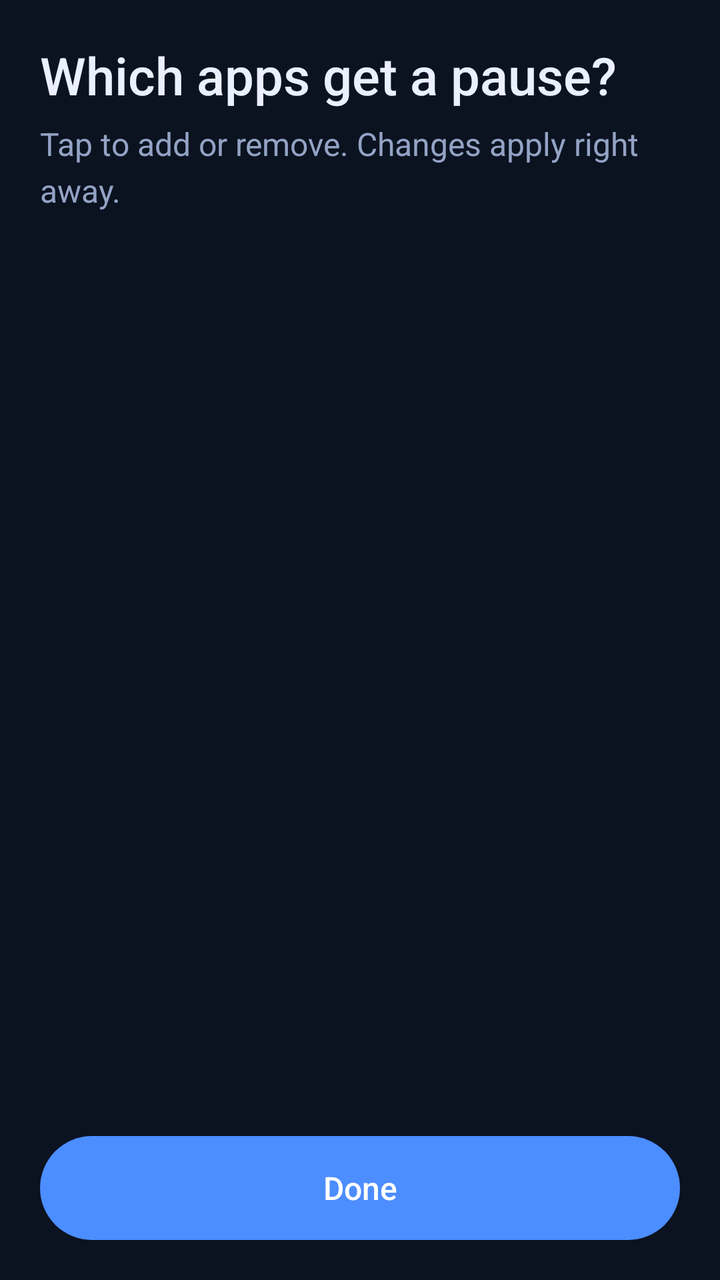
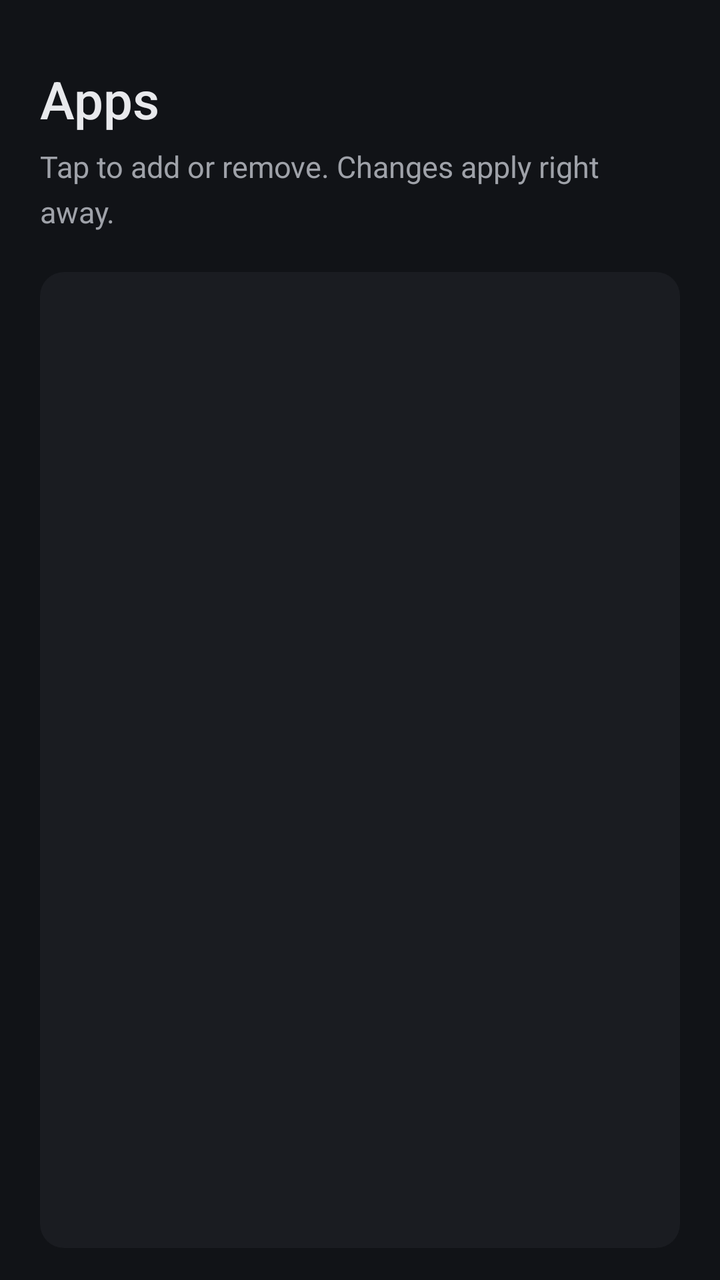

Two renders of the same Android screen: before a commit and after it. Below are the layout's source before the change and the commit's diff.
<!-- AndroidManifest.xml: application theme Theme.App.Blue -->
<!-- res/layout/activity_apps.xml -->
<?xml version="1.0" encoding="utf-8"?>
<LinearLayout xmlns:android="http://schemas.android.com/apk/res/android"
    android:layout_width="match_parent"
    android:layout_height="match_parent"
    android:fitsSystemWindows="true"
    android:orientation="vertical"
    android:padding="20dp">

    <TextView
        style="@style/Title"
        android:layout_width="match_parent"
        android:layout_height="wrap_content"
        android:text="@string/apps_title" />

    <TextView
        style="@style/Body"
        android:layout_width="match_parent"
        android:layout_height="wrap_content"
        android:layout_marginTop="6dp"
        android:text="@string/apps_body" />

    <ListView
        android:id="@+id/list"
        android:layout_width="match_parent"
        android:layout_height="0dp"
        android:layout_marginTop="12dp"
        android:layout_weight="1"
        android:divider="@null" />

    <Button
        android:id="@+id/done"
        style="@style/Primary"
        android:layout_width="match_parent"
        android:layout_height="wrap_content"
        android:layout_marginTop="12dp"
        android:text="@string/done" />
</LinearLayout>
<!-- resources referenced by this layout -->
<resources>
  <string name="apps_body">Tap to add or remove. Changes apply right away.</string>
  <string name="apps_title">Which apps get a pause?</string>
  <string name="done">Done</string>
  <style name="Body">
          <item name="android:textColor">?attr/textDim</item>
          <item name="android:textSize">16sp</item>
          <item name="android:lineSpacingMultiplier">1.2</item>
      </style>
  <style name="Primary" parent="android:Widget.Material.Button">
          <item name="android:background">@drawable/btn_primary</item>
          <item name="android:textColor">?attr/onAccentColor</item>
          <item name="android:textAllCaps">false</item>
          <item name="android:textSize">16sp</item>
          <item name="android:minHeight">52dp</item>
          <item name="android:paddingStart">24dp</item>
          <item name="android:paddingEnd">24dp</item>
          <item name="android:stateListAnimator">@null</item>
      </style>
  <style name="Title">
          <item name="android:textColor">?attr/textMain</item>
          <item name="android:textSize">26sp</item>
          <item name="android:fontFamily">sans-serif-medium</item>
      </style>
  <style name="Theme.App.Blue" parent="Base.App.Dark">
          <item name="bgColor">#0B1220</item>
          <item name="surfaceColor">#141E33</item>
          <item name="surface2Color">#1C2942</item>
          <item name="outlineColor">#2A3A5C</item>
          <item name="accentColor">#4C8DFF</item>
          <item name="onAccentColor">#FFFFFF</item>
          <item name="accent2Color">#7FD3FF</item>
          <item name="onAccent2Color">#06283D</item>
          <item name="textMain">#EAF0FF</item>
          <item name="textDim">#93A3C4</item>
      </style>
  <!-- drawable btn_primary (drawable) -->
  <?xml version="1.0" encoding="utf-8"?>
  <ripple xmlns:android="http://schemas.android.com/apk/res/android" android:color="#33FFFFFF">
      <item>
          <selector>
              <item android:state_enabled="false">
                  <shape><solid android:color="?attr/surface2Color" /><corners android:radius="26dp" /></shape>
              </item>
              <item>
                  <shape><solid android:color="?attr/accentColor" /><corners android:radius="26dp" /></shape>
              </item>
          </selector>
      </item>
  </ripple>
  <style name="Base.App.Dark" parent="android:Theme.Material.NoActionBar">
          <item name="android:colorPrimary">?attr/accentColor</item>
          <item name="android:colorAccent">?attr/accentColor</item>
          <item name="android:colorControlActivated">?attr/accentColor</item>
          <item name="android:windowBackground">?attr/bgColor</item>
          <item name="android:statusBarColor">?attr/bgColor</item>
          <item name="android:navigationBarColor">?attr/bgColor</item>
          <item name="android:textColorPrimary">?attr/textMain</item>
          <item name="android:textColorSecondary">?attr/textDim</item>
          <item name="goodColor">#47D18C</item>
          <item name="warnColor">#FFB547</item>
      </style>
</resources>

<!-- the commit's change to res/layout/activity_apps.xml (unified diff, before → after) -->
@@ -4,13 +4,17 @@
     android:layout_height="match_parent"
     android:fitsSystemWindows="true"
     android:orientation="vertical"
-    android:padding="20dp">
+    android:paddingStart="20dp"
+    android:paddingTop="32dp"
+    android:paddingEnd="20dp"
+    android:paddingBottom="16dp">
 
     <TextView
         style="@style/Title"
         android:layout_width="match_parent"
         android:layout_height="wrap_content"
-        android:text="@string/apps_title" />
+        android:text="@string/apps"
+        android:textSize="26sp" />
 
     <TextView
         style="@style/Body"
@@ -21,17 +25,12 @@
 
     <ListView
         android:id="@+id/list"
+        style="@style/Group"
         android:layout_width="match_parent"
         android:layout_height="0dp"
-        android:layout_marginTop="12dp"
+        android:layout_marginTop="20dp"
         android:layout_weight="1"
-        android:divider="@null" />
-
-    <Button
-        android:id="@+id/done"
-        style="@style/Primary"
-        android:layout_width="match_parent"
-        android:layout_height="wrap_content"
-        android:layout_marginTop="12dp"
-        android:text="@string/done" />
+        android:divider="?attr/outlineColor"
+        android:dividerHeight="1px"
+        android:listSelector="@drawable/row_bg" />
 </LinearLayout>
<!-- resource entries referenced after the edit -->
@@ -1,65 +1,56 @@
 <!-- resources referenced by this layout -->
 <resources>
+  <!-- drawable row_bg (drawable) -->
+  <?xml version="1.0" encoding="utf-8"?>
+  <ripple xmlns:android="http://schemas.android.com/apk/res/android" android:color="#1F808080">
+      <item android:id="@android:id/mask"><color android:color="#FFFFFFFF" /></item>
+  </ripple>
+  <string name="apps">Apps</string>
   <string name="apps_body">Tap to add or remove. Changes apply right away.</string>
-  <string name="apps_title">Which apps get a pause?</string>
-  <string name="done">Done</string>
   <style name="Body">
           <item name="android:textColor">?attr/textDim</item>
-          <item name="android:textSize">16sp</item>
-          <item name="android:lineSpacingMultiplier">1.2</item>
+          <item name="android:textSize">15sp</item>
+          <item name="android:lineSpacingMultiplier">1.25</item>
       </style>
-  <style name="Primary" parent="android:Widget.Material.Button">
-          <item name="android:background">@drawable/btn_primary</item>
-          <item name="android:textColor">?attr/onAccentColor</item>
-          <item name="android:textAllCaps">false</item>
-          <item name="android:textSize">16sp</item>
-          <item name="android:minHeight">52dp</item>
-          <item name="android:paddingStart">24dp</item>
-          <item name="android:paddingEnd">24dp</item>
-          <item name="android:stateListAnimator">@null</item>
+  <style name="Group">
+          <item name="android:background">@drawable/card</item>
       </style>
   <style name="Title">
           <item name="android:textColor">?attr/textMain</item>
-          <item name="android:textSize">26sp</item>
+          <item name="android:textSize">24sp</item>
           <item name="android:fontFamily">sans-serif-medium</item>
+          <item name="android:lineSpacingMultiplier">1.15</item>
       </style>
   <style name="Theme.App.Blue" parent="Base.App.Dark">
-          <item name="bgColor">#0B1220</item>
-          <item name="surfaceColor">#141E33</item>
-          <item name="surface2Color">#1C2942</item>
-          <item name="outlineColor">#2A3A5C</item>
-          <item name="accentColor">#4C8DFF</item>
-          <item name="onAccentColor">#FFFFFF</item>
-          <item name="accent2Color">#7FD3FF</item>
-          <item name="onAccent2Color">#06283D</item>
-          <item name="textMain">#EAF0FF</item>
-          <item name="textDim">#93A3C4</item>
+          <item name="bgColor">#111317</item>
+          <item name="surfaceColor">#1A1C21</item>
+          <item name="surface2Color">#25282E</item>
+          <item name="outlineColor">#2C2F35</item>
+          <item name="accentColor">#A9B8D8</item>
+          <item name="onAccentColor">#111317</item>
+          <item name="accent2Color">#8E99B3</item>
+          <item name="onAccent2Color">#111317</item>
+          <item name="textMain">#E8E9EC</item>
+          <item name="textDim">#9FA2A9</item>
       </style>
-  <!-- drawable btn_primary (drawable) -->
+  <!-- drawable card (drawable) -->
   <?xml version="1.0" encoding="utf-8"?>
-  <ripple xmlns:android="http://schemas.android.com/apk/res/android" android:color="#33FFFFFF">
-      <item>
-          <selector>
-              <item android:state_enabled="false">
-                  <shape><solid android:color="?attr/surface2Color" /><corners android:radius="26dp" /></shape>
-              </item>
-              <item>
-                  <shape><solid android:color="?attr/accentColor" /><corners android:radius="26dp" /></shape>
-              </item>
-          </selector>
-      </item>
-  </ripple>
+  <shape xmlns:android="http://schemas.android.com/apk/res/android">
+      <solid android:color="?attr/surfaceColor" />
+      <corners android:radius="12dp" />
+  </shape>
   <style name="Base.App.Dark" parent="android:Theme.Material.NoActionBar">
           <item name="android:colorPrimary">?attr/accentColor</item>
           <item name="android:colorAccent">?attr/accentColor</item>
           <item name="android:colorControlActivated">?attr/accentColor</item>
+          <item name="android:colorControlNormal">?attr/textDim</item>
           <item name="android:windowBackground">?attr/bgColor</item>
           <item name="android:statusBarColor">?attr/bgColor</item>
           <item name="android:navigationBarColor">?attr/bgColor</item>
           <item name="android:textColorPrimary">?attr/textMain</item>
           <item name="android:textColorSecondary">?attr/textDim</item>
-          <item name="goodColor">#47D18C</item>
-          <item name="warnColor">#FFB547</item>
+          <item name="goodColor">#7BC59A</item>
+          <item name="warnColor">#E0B36A</item>
       </style>
 </resources>
 
